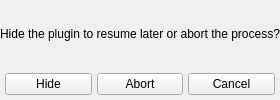
Before: the Qt Designer form plugins/SkyCultureMaker/src/gui/scmHideOrAbortMakerDialog.ui in Stellarium/stellarium, drawn with Qt 5.
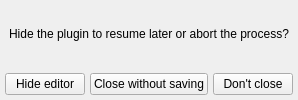
After: the same form once the commit is applied. Custom widgets are drawn as their Qt base class.

Commit message: SCM: Use better button labels in the Close dialog

```diff
--- a/plugins/SkyCultureMaker/src/gui/scmHideOrAbortMakerDialog.ui
+++ b/plugins/SkyCultureMaker/src/gui/scmHideOrAbortMakerDialog.ui
@@ -117,21 +117,21 @@
              <item>
               <widget class="QPushButton" name="scmMakerHideButton">
                <property name="text">
-                <string>Hide</string>
+                <string>Hide editor</string>
                </property>
               </widget>
              </item>
              <item>
               <widget class="QPushButton" name="scmMakerAbortButton">
                <property name="text">
-                <string>Abort</string>
+                <string>Close without saving</string>
                </property>
               </widget>
              </item>
              <item>
               <widget class="QPushButton" name="scmMakerCancelButton">
                <property name="text">
-                <string>Cancel</string>
+                <string>Don't close</string>
                </property>
               </widget>
              </item>
```
